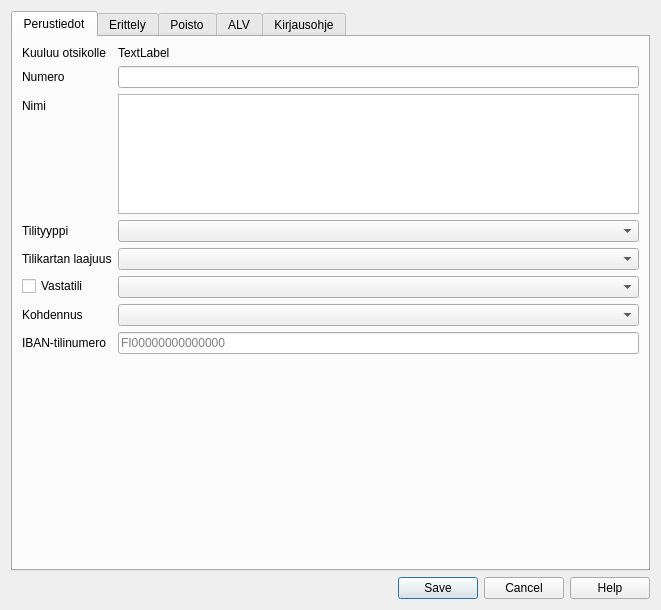
Qt form kitsas/maaritys/tilinmuokkaus.ui (artoh/kitupiikki) before a commit.
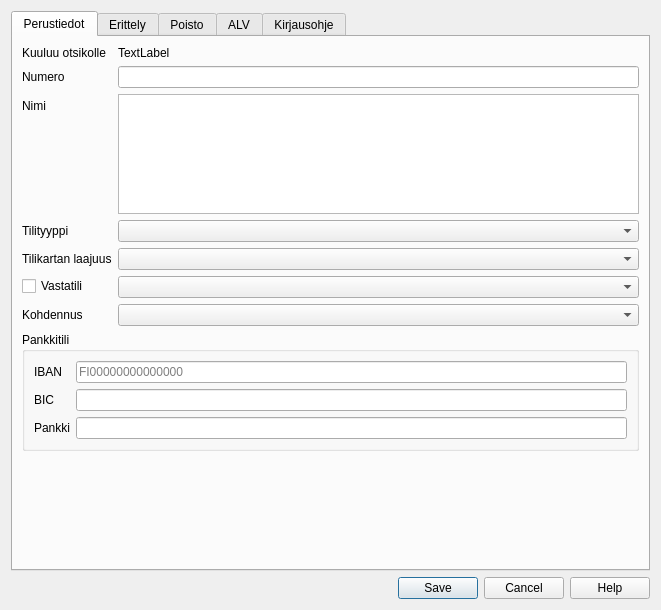
The same form after that commit. Icons and pictures are not drawn. Custom widgets are drawn as their Qt base class.

Commit message: BIC ja pankki määriteltävissä

```diff
--- a/kitsas/maaritys/tilinmuokkaus.ui
+++ b/kitsas/maaritys/tilinmuokkaus.ui
@@ -125,34 +125,67 @@
          <item row="5" column="1">
           <widget class="TiliCombo" name="vastaCombo"/>
          </item>
-         <item row="7" column="0">
+         <item row="6" column="0">
+          <widget class="QLabel" name="kohdennusLabel">
+           <property name="text">
+            <string>Kohdennus</string>
+           </property>
+          </widget>
+         </item>
+         <item row="6" column="1">
+          <widget class="KohdennusCombo" name="kohdennusKombo"/>
+         </item>
+        </layout>
+       </item>
+       <item>
+        <widget class="QGroupBox" name="pankkiGroup">
+         <property name="title">
+          <string>Pankkitili</string>
+         </property>
+         <layout class="QFormLayout" name="formLayout_4">
+          <item row="0" column="0">
           <widget class="QLabel" name="ibanLabel">
            <property name="text">
-            <string>IBAN-tilinumero</string>
+             <string>IBAN</string>
            </property>
            <property name="buddy">
             <cstring>ibanLine</cstring>
            </property>
           </widget>
          </item>
-         <item row="7" column="1">
+          <item row="0" column="1">
           <widget class="QLineEdit" name="ibanLine">
            <property name="placeholderText">
             <string>FI00000000000000</string>
            </property>
           </widget>
          </item>
-         <item row="6" column="0">
-          <widget class="QLabel" name="kohdennusLabel">
+          <item row="2" column="0">
+           <widget class="QLabel" name="bicLabel">
            <property name="text">
-            <string>Kohdennus</string>
+             <string>BIC</string>
            </property>
           </widget>
          </item>
-         <item row="6" column="1">
-          <widget class="KohdennusCombo" name="kohdennusKombo"/>
-         </item>
-        </layout>
+          <item row="4" column="0">
+           <widget class="QLabel" name="pankkiLabel">
+            <property name="text">
+             <string>Pankki</string>
+            </property>
+           </widget>
+          </item>
+          <item row="4" column="1">
+           <widget class="QLineEdit" name="pankkiEdit"/>
+          </item>
+          <item row="2" column="1">
+           <widget class="QLineEdit" name="bicEdit">
+            <property name="text">
+             <string/>
+            </property>
+           </widget>
+          </item>
+         </layout>
+        </widget>
        </item>
        <item>
         <spacer name="verticalSpacer">
```
Lines whose indentation alone changed are shown as unchanged. The commit also changes 9 other files.
